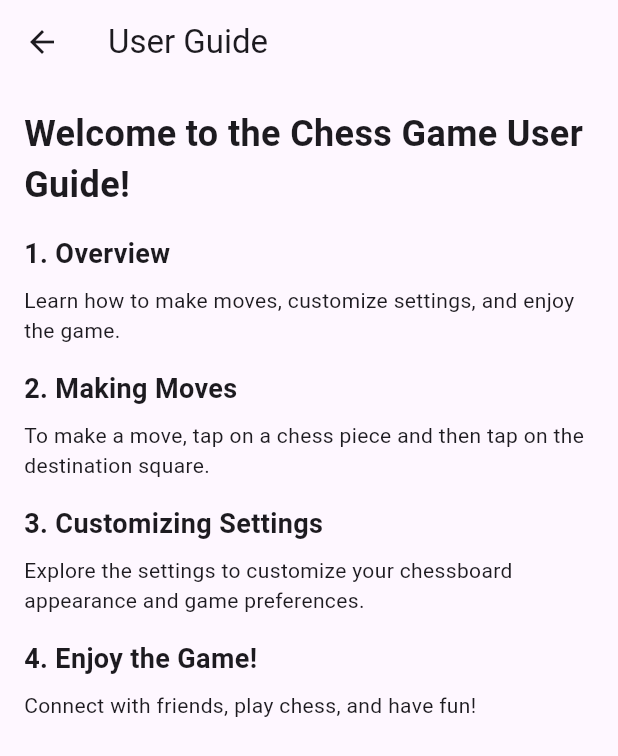
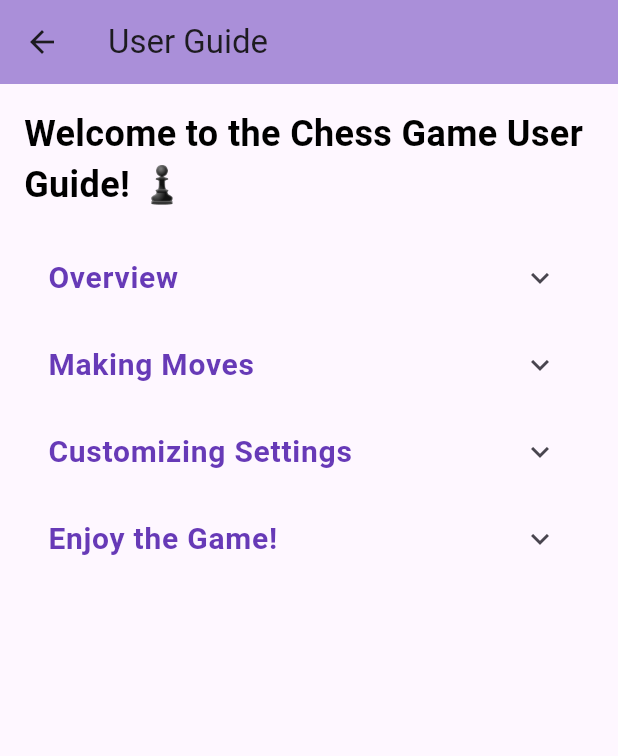
Before and after one commit to udayaKavinda/e19-3yp-Smart-Chessboard, a Flutter app: the UserGuide screen opened directly, on a phone screen of 412 x 824 dp. Shown: the top 756 px of the screen. Run offline on Flutter 3.47's test engine with Material 3 defaults, Android fonts, the phone set to English and light mode, and no system bars; our stand-ins replace socket_io_client; missing offline and left inert: amplify_auth_cognito, amplify_authenticator, amplify_flutter, chess, flutter_chess_board; project files that could hold a hidden picture were left out.

Commit message:
update the user guide

```diff
--- a/code/smartchessboard/lib/screens/user_guide.dart
+++ b/code/smartchessboard/lib/screens/user_guide.dart
@@ -8,70 +8,74 @@ class UserGuide extends StatelessWidget {
     return Scaffold(
       appBar: AppBar(
         title: const Text("User Guide"),
+        backgroundColor: const Color.fromARGB(255, 170, 143, 217), // Thematic color
       ),
       body: Padding(
         padding: const EdgeInsets.all(16.0),
+        child: SingleChildScrollView(
           child: Column(
             crossAxisAlignment: CrossAxisAlignment.start,
             children: [
               Text(
-              'Welcome to the Chess Game User Guide!',
+                'Welcome to the Chess Game User Guide! ♟️',
                 style: TextStyle(
                   fontSize: 24,
                   fontWeight: FontWeight.bold,
+                  color: Colors.black, // Thematic color
                 ),
               ),
-            SizedBox(height: 16),
-            Text(
-              '1. Overview',
-              style: TextStyle(
-                fontSize: 18,
-                fontWeight: FontWeight.bold,
+              const SizedBox(height: 16),
+              UserGuideSection(
+                title: 'Overview',
+                content: 'This is a new revolution in world chess game',
               ),
+              UserGuideSection(
+                title: 'Making Moves',
+                content: 'Tap on a chess piece and then tap on the destination square.',
               ),
-            SizedBox(height: 8),
-            Text(
-              'Learn how to make moves, customize settings, and enjoy the game.',
+              UserGuideSection(
+                title: 'Customizing Settings',
+                content: 'Personalize your chessboard appearance and game preferences.',
               ),
-            SizedBox(height: 16),
-            Text(
-              '2. Making Moves',
-              style: TextStyle(
-                fontSize: 18,
-                fontWeight: FontWeight.bold,
-              ),
-            ),
-            SizedBox(height: 8),
-            Text(
-              'To make a move, tap on a chess piece and then tap on the destination square.',
-            ),
-            SizedBox(height: 16),
-            Text(
-              '3. Customizing Settings',
-              style: TextStyle(
-                fontSize: 18,
-                fontWeight: FontWeight.bold,
-              ),
-            ),
-            SizedBox(height: 8),
-            Text(
-              'Explore the settings to customize your chessboard appearance and game preferences.',
-            ),
-            SizedBox(height: 16),
-            Text(
-              '4. Enjoy the Game!',
-              style: TextStyle(
-                fontSize: 18,
-                fontWeight: FontWeight.bold,
-              ),
-            ),
-            SizedBox(height: 8),
-            Text(
-              'Connect with friends, play chess, and have fun!',
+              UserGuideSection(
+                title: 'Enjoy the Game!',
+                content: 'Connect with friends, play chess, and have fun!',
               ),
             ],
+          ),
         ),
       ),
     );
   }
 }
+
+class UserGuideSection extends StatelessWidget {
+  final String title;
+  final String content;
+
+  const UserGuideSection({
+    Key? key,
+    required this.title,
+    required this.content,
+  }) : super(key: key);
+
+  @override
+  Widget build(BuildContext context) {
+    return ExpansionTile(
+      title: Text(
+        title,
+        style: TextStyle(
+          fontSize: 20,
+          fontWeight: FontWeight.bold,
+          color: Colors.deepPurple,
+        ),
+      ),
+      children: <Widget>[
+        Padding(
+          padding: const EdgeInsets.all(8.0),
+          child: Text(content),
+        ),
+      ],
+    );
+  }
+}
```
Lines whose indentation alone changed are shown as unchanged.
